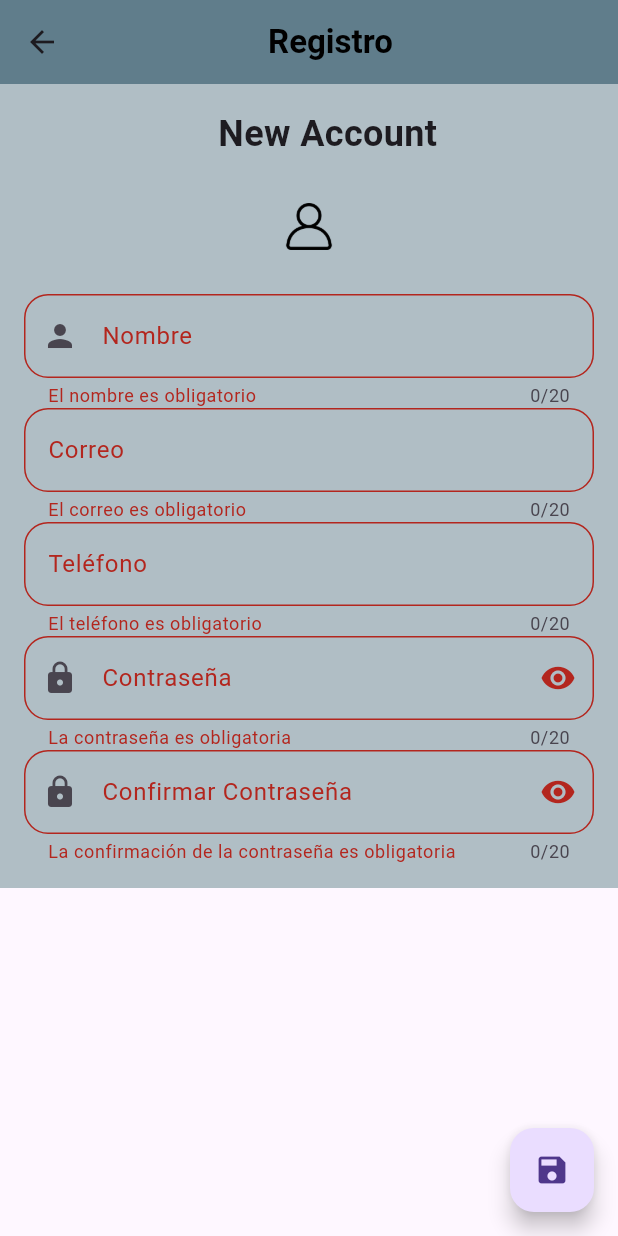
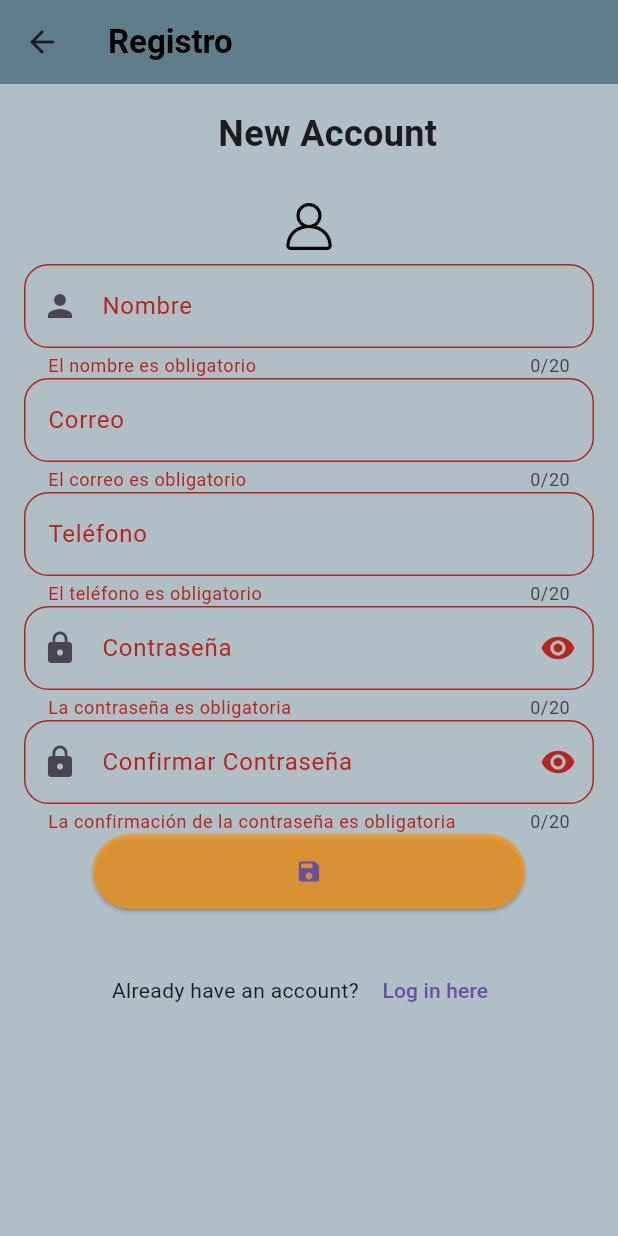
Before and after one commit to AndreaJVB/Tarea-Login, a Flutter app: the InputsPage screen opened by its route, after a tap on the "save" icon, on a phone screen of 412 x 824 dp. Run offline on Flutter 3.47's test engine with Material 3 defaults, Android fonts, the phone set to English and light mode, and no system bars.

Commit message:
Agregando widgets al registro

```diff
--- a/tarea_login/lib/registro.dart
+++ b/tarea_login/lib/registro.dart
@@ -1,5 +1,5 @@
 import 'package:flutter/material.dart';
-import 'package:tarea_login/widgets/custom_forms.dart';
+import 'package:tarea_login/widgets/formulario_registro.dart';
 
 class InputsPage extends StatelessWidget {
   InputsPage({super.key});
@@ -18,14 +18,18 @@ class InputsPage extends StatelessWidget {
 
   @override
   Widget build(BuildContext context) {
-    final registrando = [];
-    List? user = ModalRoute.of(context)!.settings.arguments as List?;
+    List? listaUsuarios = ModalRoute.of(context)!.settings.arguments as List?;
 
+      final FormularioRegistro formularioUsuarios = FormularioRegistro(formkey: formkey, nombreController: nombreController,
+                    correoController: correoController, telefonoController: telefonoController,
+                    contraseniaController: contraseniaController,
+                    confirmarContraseniaController: confirmarContraseniaController,usuarios: listaUsuarios,);
+
+      final alto = MediaQuery.of(context).size.height;
     return Scaffold(
       appBar: AppBar(
         backgroundColor: Colors.blueGrey,
-        title: Center(
-          child: Text(
+        title: Text(
           'Registro     ',
           style: TextStyle(
             color: Colors.black,
@@ -33,15 +37,16 @@ class InputsPage extends StatelessWidget {
           ),
         ),
       ),
-      ),
-      body: Container(
+      body: Center(
+        child: Container(
+          height: alto,
           color: Colors.blueGrey[200], // Set the background color here
           padding: const EdgeInsets.all(16),
           child: SingleChildScrollView(
             // Add SingleChildScrollView to handle overflow
             child: Column(
               children: [
-              Text(
+                const Text(
                   '    New Account',
                   style: TextStyle(
                     fontSize: 24,
@@ -50,132 +55,36 @@ class InputsPage extends StatelessWidget {
                 ),
                 SizedBox(height: 20),
                 Image.asset(
-                'assets/images/register.png', // Adjust the path to your image
+                  'assets/images/register.png',
                   width: 50,
                   height: 50,
-              ), // Adjust the path to your image
-              SizedBox(height: 20),
-              Form(
-                key: formkey,
-                child: Column(
+                ),
+                Wrap(
+
+                  runSpacing: 30,
                   children: [
-                    CustomFormRegistro(
-                      label: 'Nombre',
-                      controller: nombreController,
-                      validator: (valor) {
-                        if (valor == null || valor.isEmpty) {
-                          return 'El nombre es obligatorio';
-                        }
-                        if (valor.length < 3 || valor.length > 10) {
-                          return 'El nombre debe tener entre 3 y 10 caracteres';
-                        }
-                        return null;
-                      },
-                      prefixIcon: Icon(Icons.person),
-                      hintText: 'Ingrese su nombre completo',
-                    ),
-                    CustomFormRegistro(
-                      label: 'Correo',
-                      controller: correoController,
-                      validator: (valor) {
-                        if (valor == null || valor.isEmpty) {
-                          return 'El correo es obligatorio';
-                        }
-                        if (!RegExp(r'^[^@]+@[^@]+\.[^@]+').hasMatch(valor) ||
-                            !valor.endsWith('.edu.hn')) {
-                          return 'Ingrese un correo válido que termine en .edu.hn';
-                        }
-                        return null;
-                      },
-                      keyboardType: TextInputType.emailAddress,
-                      hintText: 'Ingrese su correo electrónico',
-                    ),
-                    CustomFormRegistro(
-                      label: 'Teléfono',
-                      controller: telefonoController,
-                      validator: (valor) {
-                        if (valor == null || valor.isEmpty) {
-                          return 'El teléfono es obligatorio';
-                        }
-                        if (!RegExp(r'^[39][0-9]{7}$').hasMatch(valor)) {
-                          return 'Ingrese un número de teléfono válido (8 dígitos, comienza con 3 o 9)';
-                        }
-                        return null;
-                      },
-                      keyboardType: TextInputType.phone,
-                      hintText: 'Ingrese su número de teléfono',
-                    ),
-                    CustomFormRegistro(
-                      label: 'Contraseña',
-                      controller: contraseniaController,
-                      obscureText: true,
-                      validator: (valor) {
-                        if (valor == null || valor.isEmpty) {
-                          return 'La contraseña es obligatoria';
-                        }
-                        if (!RegExp(r'^(?=.*[A-Z])(?=.*\W).{8,}$')
-                            .hasMatch(valor)) {
-                          return 'La contraseña debe tener al menos 8 caracteres, una mayúscula y un carácter especial';
-                        }
-                        return null;
-                      },
-                      prefixIcon: Icon(Icons.lock),
-                      suffixIcon: Icon(Icons.remove_red_eye),
-                      hintText: 'Ingrese su contraseña',
-                    ),
-                    CustomFormRegistro(
-                      label: 'Confirmar Contraseña',
-                      controller: confirmarContraseniaController,
-                      obscureText: true,
-                      validator: (valor) {
-                        if (valor == null || valor.isEmpty) {
-                          return 'La confirmación de la contraseña es obligatoria';
-                        }
-                        if (valor != contraseniaController.text) {
-                          return 'Las contraseñas no coinciden';
-                        }
-                        return null;
-                      },
-                      prefixIcon: Icon(Icons.lock),
-                      suffixIcon: Icon(Icons.remove_red_eye),
-                      hintText: 'Confirme su contraseña',
-                    ),
 
+                    formularioUsuarios,
 
+               Row(
+                mainAxisAlignment: MainAxisAlignment.center,
+                children: [
 
+                  Text("Already have an account? "),
+                  TextButton(onPressed: (){
+                    Navigator.of(context).pushReplacementNamed('inicio_sesion',arguments: formularioUsuarios.usuarios);
+                  }, child: Text("Log in here")),
                 ],
-                ),
-
-      ),
+               )
+                ],),
 
         ]
              )
           )
         ),
-          floatingActionButton: FloatingActionButton(
-              child: const Icon(Icons.save),
-              onPressed: () {
-                if (!formkey.currentState!.validate()) return;
+      ),
 
-                final datos = {
-                  'nombre': nombreController.text,
-                  'correo': correoController.text,
-                  'telefono': telefonoController.text,
-                  'password': contraseniaController.text
-                };
-                if (user == null){
-                  registrando.add(datos);
-                  user = registrando;
-                }else{
-                  user?.add(datos);
-                }
-
-                Navigator.pop(context);
-                Navigator.of(context).pushNamed('inicio_sesion', arguments: user);
-
-                // Mandar a guardar
-              },
-            ),);
+    );
   }
 
 }
--- /dev/null
+++ b/tarea_login/lib/widgets/formulario_registro.dart
@@ -0,0 +1,167 @@
+import 'package:flutter/material.dart';
+import 'package:tarea_login/widgets/custom_text_forms.dart';
+
+class FormularioRegistro extends StatefulWidget {
+  FormularioRegistro({
+    super.key,
+    required this.formkey,
+    required this.nombreController,
+    required this.correoController,
+    required this.telefonoController,
+    required this.contraseniaController,
+    required this.confirmarContraseniaController,
+    this.usuarios
+  });
+
+  final GlobalKey<FormState> formkey;
+  final TextEditingController nombreController;
+  final TextEditingController correoController;
+  final TextEditingController telefonoController;
+  final TextEditingController contraseniaController;
+  final TextEditingController confirmarContraseniaController;
+  List? usuarios;
+
+  @override
+  State<FormularioRegistro> createState() => _FormularioRegistroState();
+}
+
+class _FormularioRegistroState extends State<FormularioRegistro> {
+  @override
+  Widget build(BuildContext context) {
+    final ancho = MediaQuery.of(context).size.width;
+    final registrando = [];
+    // List? user = ModalRoute.of(context)!.settings.arguments as List?;
+
+
+    return Form(
+      key: widget.formkey,
+      child: Column(
+        children: [
+          CustomFormRegistro(
+            label: 'Nombre',
+            controller: widget.nombreController,
+            validator: (valor) {
+              if (valor == null || valor.isEmpty) {
+                return 'El nombre es obligatorio';
+              }
+              if (valor.length < 3 || valor.length > 10) {
+                return 'El nombre debe tener entre 3 y 10 caracteres';
+              }
+              return null;
+            },
+            prefixIcon: Icon(Icons.person),
+            hintText: 'Ingrese su nombre completo',
+          ),
+          CustomFormRegistro(
+            label: 'Correo',
+            controller: widget.correoController,
+            validator: (valor) {
+              if (valor == null || valor.isEmpty) {
+                return 'El correo es obligatorio';
+              }
+              if (!RegExp(r'^[^@]+@[^@]+\.[^@]+').hasMatch(valor) ||
+                  !valor.endsWith('.edu.hn')) {
+                return 'Ingrese un correo válido que termine en .edu.hn';
+              }
+              return null;
+            },
+            keyboardType: TextInputType.emailAddress,
+            hintText: 'Ingrese su correo electrónico',
+          ),
+          CustomFormRegistro(label: 'Teléfono',  controller: widget.telefonoController,
+                    validator: (valor) {
+                      if (valor == null || valor.isEmpty) {
+                        return 'El teléfono es obligatorio';
+                      }
+                      if (!RegExp(r'^[39][0-9]{7}$').hasMatch(valor)) {
+                        return 'Ingrese un número de teléfono válido (8 dígitos, comienza con 3 o 9)';
+                      }
+                      return null;
+                    },
+            keyboardType: TextInputType.phone,   hintText: 'Ingrese su número de teléfono',),
+
+          CustomFormRegistro( label: 'Contraseña', controller: widget.contraseniaController, obscureText: true,
+                    validator: (valor) {
+                      if (valor == null || valor.isEmpty) {
+                        return 'La contraseña es obligatoria';
+                      }
+                      if (!RegExp(r'^(?=.*[A-Z])(?=.*\W).{8,}$')
+                          .hasMatch(valor)) {
+                        return 'La contraseña debe tener al menos 8 caracteres, una mayúscula y un carácter especial';
+                      }
+                      return null;
+                    },
+            prefixIcon: Icon(Icons.lock),  suffixIcon: Icon(Icons.remove_red_eye),
+            hintText: 'Ingrese su contraseña', ),
+
+          CustomFormRegistro(label: 'Confirmar Contraseña', controller: widget.confirmarContraseniaController,
+            obscureText: true,
+                    validator: (valor) {
+                      if (valor == null || valor.isEmpty) {
+                        return 'La confirmación de la contraseña es obligatoria';
+                      }
+                      if (valor != widget.contraseniaController.text) {
+                        return 'Las contraseñas no coinciden';
+                      }
+                      return null;
+                    },
+            prefixIcon: Icon(Icons.lock), suffixIcon: Icon(Icons.remove_red_eye),
+            hintText: 'Confirme su contraseña',),
+
+            ElevatedButton(
+              style: ButtonStyle(
+                fixedSize: WidgetStateProperty.all(Size(ancho*0.7, 50)),
+                backgroundColor: WidgetStateProperty.all(Color.fromARGB(176, 255, 149, 10)),
+              ),
+
+              child: const Icon(Icons.save),
+
+              onPressed: () {
+                if (!widget.formkey.currentState!.validate()) return;
+
+                showDialog(context: context,
+                 builder: (context){
+                    return AlertDialog(
+                        title: Text("Guardando"),
+                        content: Text("Esta seguro que desea continuar?"),
+                        actions: [
+                          TextButton(onPressed: (){
+                            Navigator.pop(context);
+                          }, child: Text("Cancelar")),
+
+                          TextButton(onPressed: (){
+                                 final datos = {
+                                      'nombre': widget.nombreController.text,
+                                      'correo': widget.correoController.text,
+                                      'telefono': widget.telefonoController.text,
+                                      'password': widget.contraseniaController.text
+                                    };
+                                    if (widget.usuarios == null){
+                                      registrando.add(datos);
+                                      widget.usuarios = registrando;
+                                    }else{
+                                      widget.usuarios?.add(datos);
+                                    }
+                                      Navigator.of(context).pop();
+                                    showDialog(context: context, builder: (context){
+                                      return AlertDialog(title: Text("Usuario Agregado con exito"),);
+                                    });
+
+                          }, child: Text("Aceptar")),
+                        ],
+                    );
+                 });
+                //
+
+
+
+          },),
+      ],
+    ),
+  );
+}
+
+  List? listUsuario(){
+    return widget.usuarios;
+  }
+}
--- a/tarea_login/lib/widgets/inicio_sesion_usuario.dart
+++ b/tarea_login/lib/widgets/inicio_sesion_usuario.dart
@@ -1,5 +1,5 @@
 import 'package:flutter/material.dart';
-import 'package:tarea_login/widgets/custom_forms.dart';
+import 'package:tarea_login/widgets/custom_text_forms.dart';
 
 class InicioSesionUsuarios extends StatefulWidget {
   const InicioSesionUsuarios({super.key});
--- a/tarea_login/lib/widgets/usuario.dart
+++ /dev/null
@@ -1,41 +0,0 @@
-import 'package:flutter/material.dart';
-
-class Usuario extends StatefulWidget {
-  Usuario({super.key, required this.usuario});
-
-  final Map<String, dynamic> usuario;
-
-  @override
-  State<Usuario> createState() => _UsuarioState();
-}
-
-class _UsuarioState extends State<Usuario> {
-  bool verCompleto = false;
-
-  @override
-  Widget build(BuildContext context) {
-    return Padding(
-      padding: const EdgeInsets.all(16.0),
-      child: ExpansionTile(
-        title: Text(
-          '${widget.usuario['nombre']}',
-          style: const TextStyle(fontSize: 30),
-        ),
-        children: [
-          Text('Edad: ${widget.usuario['edad']} años',
-              style: const TextStyle(fontSize: 20)),
-          Text(!verCompleto && widget.usuario['bio'].length > 50
-              ? '${widget.usuario['bio'].substring(0, 50) + '...'}'
-              : widget.usuario['bio']),
-          TextButton(
-              onPressed: () {
-                setState(() {
-                  verCompleto = !verCompleto;
-                });
-              },
-              child: Text(verCompleto ? 'Ver menos' : 'Ver más'))
-        ],
-      ),
-    );
-  }
-}
```
Also changed, not shown: tarea_login/lib/widgets/custom_text_forms.dart (renamed from tarea_login/lib/widgets/custom_forms.dart). Lines whose indentation alone changed are shown as unchanged.
